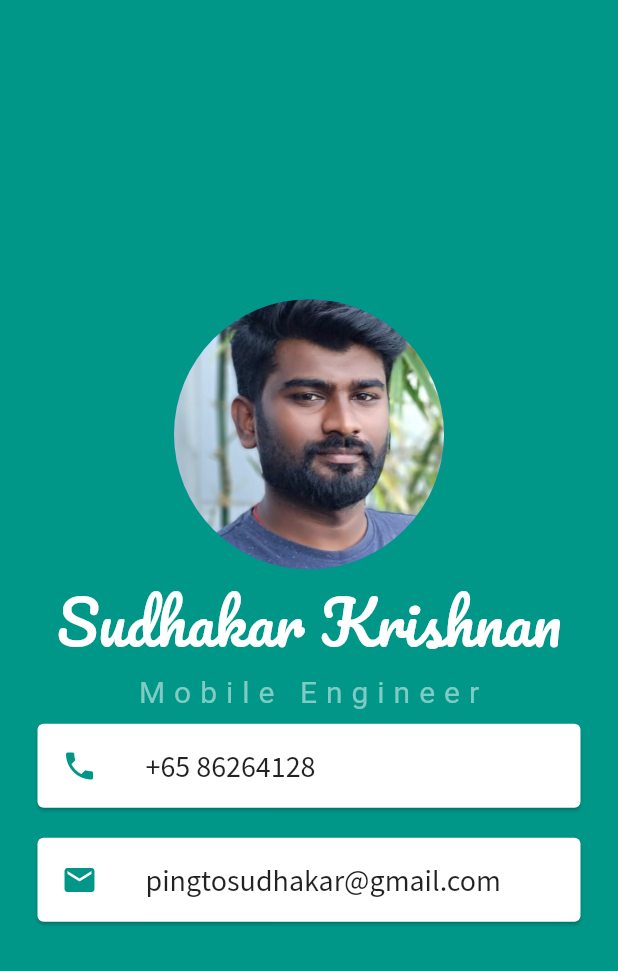
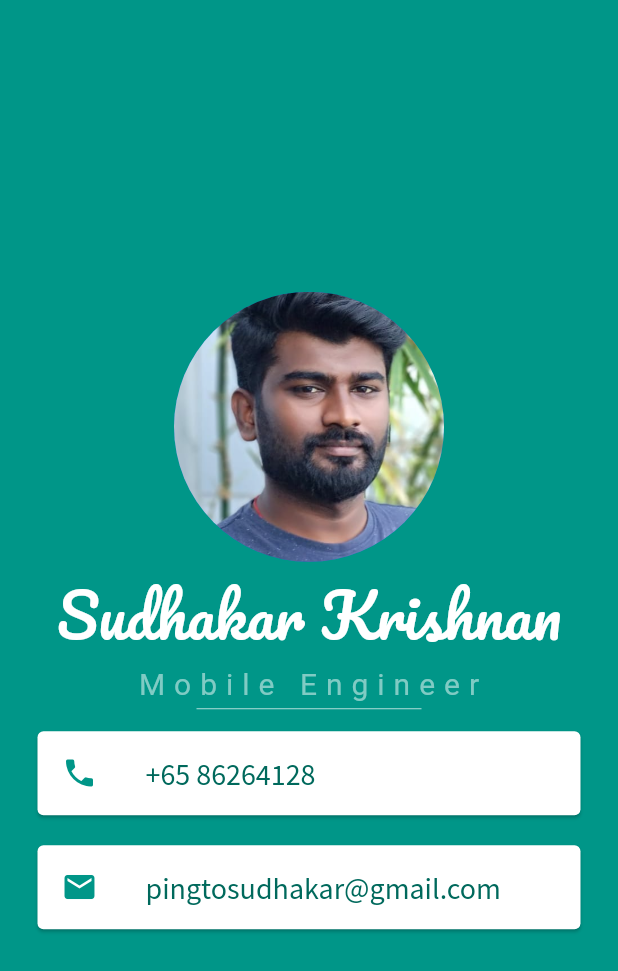
Before and after one commit to Flutter-learning-tutorial/mi_card, a Flutter app: the screen it shows after launch, on a phone screen of 412 x 824 dp. Shown: the top 971 px of the screen. Run offline on Flutter 3.47's test engine with Material 2 defaults, Android fonts, the phone set to English and light mode, and no system bars; Roboto replaces fonts that are missing (SourceSansPro-Bold).

Commit message:
divider added.

```diff
--- a/lib/main.dart
+++ b/lib/main.dart
@@ -34,6 +34,13 @@ class MICardApp extends StatelessWidget {
                       fontSize: 20,
                       color: Colors.teal[200],
                       letterSpacing: 6)),
+              SizedBox(
+                height: 10.0,
+                width: 150.0,
+                child: Divider(
+                  color: Colors.teal[100],
+                ),
+              ),
               getIconWithText("+65 86264128", Icons.phone),
               getIconWithText("pingtosudhakar@gmail.com", Icons.email),
             ],
@@ -45,7 +52,6 @@ class MICardApp extends StatelessWidget {
 
   Card getIconWithText(String text, IconData icon) {
     return Card(
-      color: Colors.white,
       margin: EdgeInsets.symmetric(horizontal: 25, vertical: 10),
       child: ListTile(
         leading: Icon(
@@ -54,7 +60,10 @@ class MICardApp extends StatelessWidget {
         ),
         title: Text(
           text,
-          style: TextStyle(fontFamily: "SourceSansPro", fontSize: 20),
+          style: TextStyle(
+              fontFamily: "SourceSansPro",
+              fontSize: 20,
+              color: Colors.teal[800]),
         ),
       ),
     );
```
